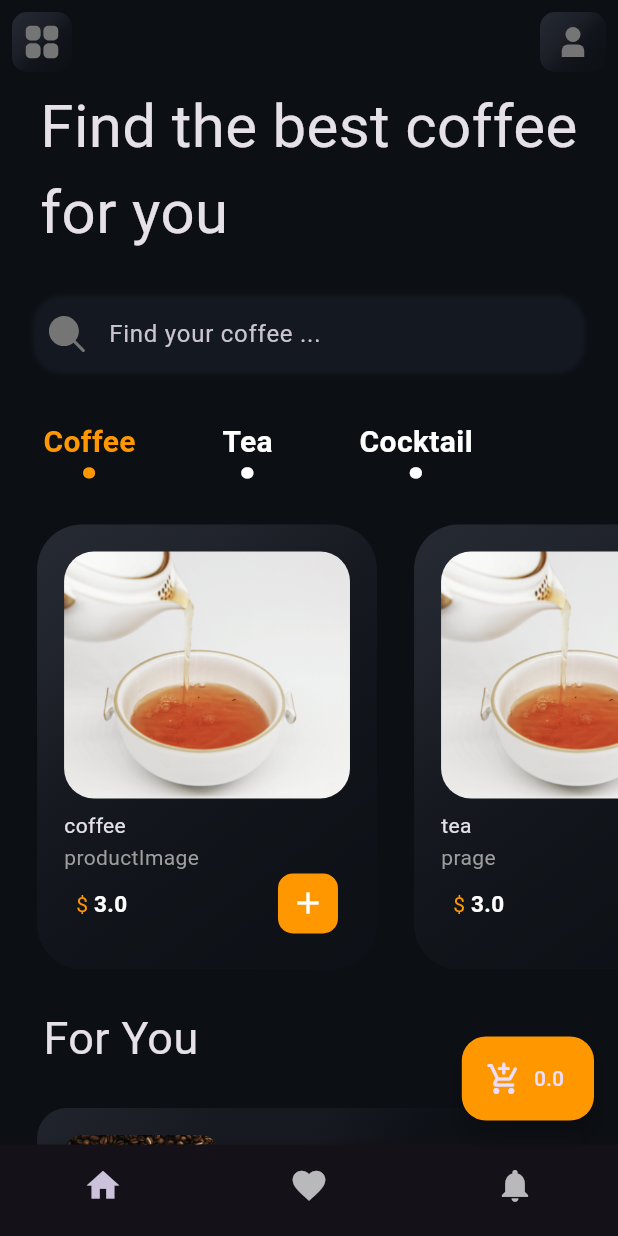
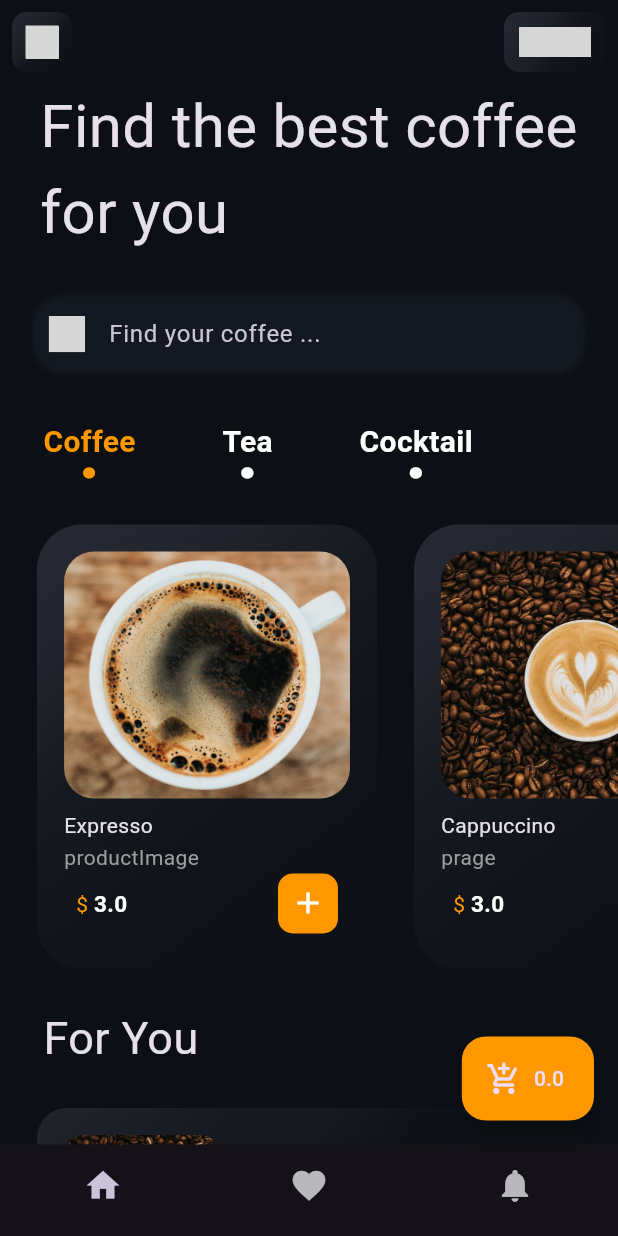
Before and after one commit to MERakram/tea_salon, a Flutter app: the screen it shows after launch, on a phone screen of 412 x 824 dp. Run offline on Flutter 3.47's test engine with Material 2 defaults, Android fonts, the phone set to English and light mode, and no system bars; our stand-ins replace firebase_auth, firebase_core, flutter_svg, get; accounts and stored records are empty; grey boxes are pictures that could not be loaded.

Commit message:
added assets

```diff
--- a/lib/components/horizontal_coffee_card.dart
+++ b/lib/components/horizontal_coffee_card.dart
@@ -47,7 +47,7 @@ class _HorizontalCoffeeCardState extends State<HorizontalCoffeeCard> {
               child: ClipRRect(
                 borderRadius: BorderRadius.circular(20),
                 child: Image.asset(
-                  'assets/images/chi-chen.jpg',
+                  widget.productImage,
                   fit: BoxFit.cover,
                 ),
               ),
--- a/lib/controllers/Fetch_Latest_Offers.dart
+++ b/lib/controllers/Fetch_Latest_Offers.dart
@@ -12,10 +12,10 @@ class Fetch_Latest_Offers extends GetxController{
   void FetchData()async{
     await Future.delayed(Duration(seconds: 2),);
     var productResult =[
-      Product(1, 'coffee', 'productmage', 'productImage', 3),
-      Product(2, 'tea', 'producImage', 'prage', 3),
-      Product(3, 'turkish tea', 'productImage', 'producImage', 30),
-      Product(4, 'morrocan tea', 'productIme', 'productImage', 30),
+      Product(1, 'Expresso', 'assets/images/expresso.jpg', 'productImage', 3),
+      Product(2, 'Cappuccino', 'assets/images/coffee.jpg', 'prage', 3),
+      Product(3, 'Cremy Coffee', 'assets/images/creme_coffee.jpg', 'producImage', 30),
+      Product(4, 'morrocan tea', 'assets/images/original_black_tea.jpg', 'productImage', 30),
     ];
     productList.assignAll(productResult);
   }
```
Also changed, not shown: lib/components/Gradient_outline.dart (deleted, +0 -78 lines), assets/icons/apps.svg (renamed from assets/images/apps.svg), assets/icons/search.svg (renamed from assets/images/search.svg), assets/icons/user.svg (renamed from assets/images/user.svg), assets/images/black_tea.jpg (added), assets/images/creme_coffee.jpg (added), assets/images/expresso.jpg (added), assets/images/ginger_lemon_tea.jpg (added), assets/images/ginger_tea.jpg (added), assets/images/herbal_tea.jpg (added), assets/images/morrocan_tea.jpg (added), assets/images/original_black_tea.jpg (added), assets/images/regular_tea.jpg (added), assets/images/turkish_tea1.jpg (added), 1 more files.
